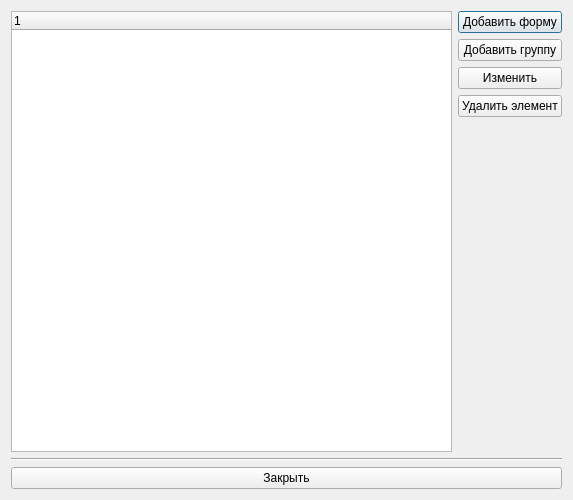
First picture: the form in designer/dialogwindows/nodeseditordialogwindow.ui, repository Artemako/auto-exec-doc, before the edit.
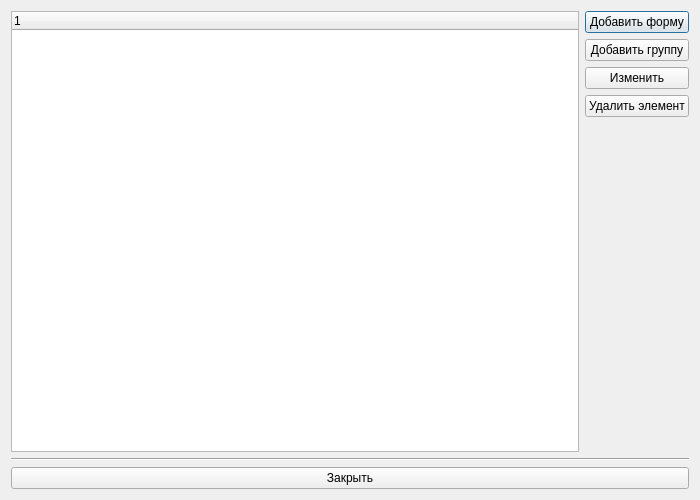
Second picture: the form after the edit. Icons and pictures are not drawn.

The edit to the form file:
```diff
--- a/designer/dialogwindows/nodeseditordialogwindow.ui
+++ b/designer/dialogwindows/nodeseditordialogwindow.ui
@@ -6,7 +6,7 @@
    <rect>
     <x>0</x>
     <y>0</y>
-    <width>573</width>
+    <width>700</width>
     <height>500</height>
    </rect>
   </property>
```
Left out of the diff: 2 changed lines with no effect on the pictures.
